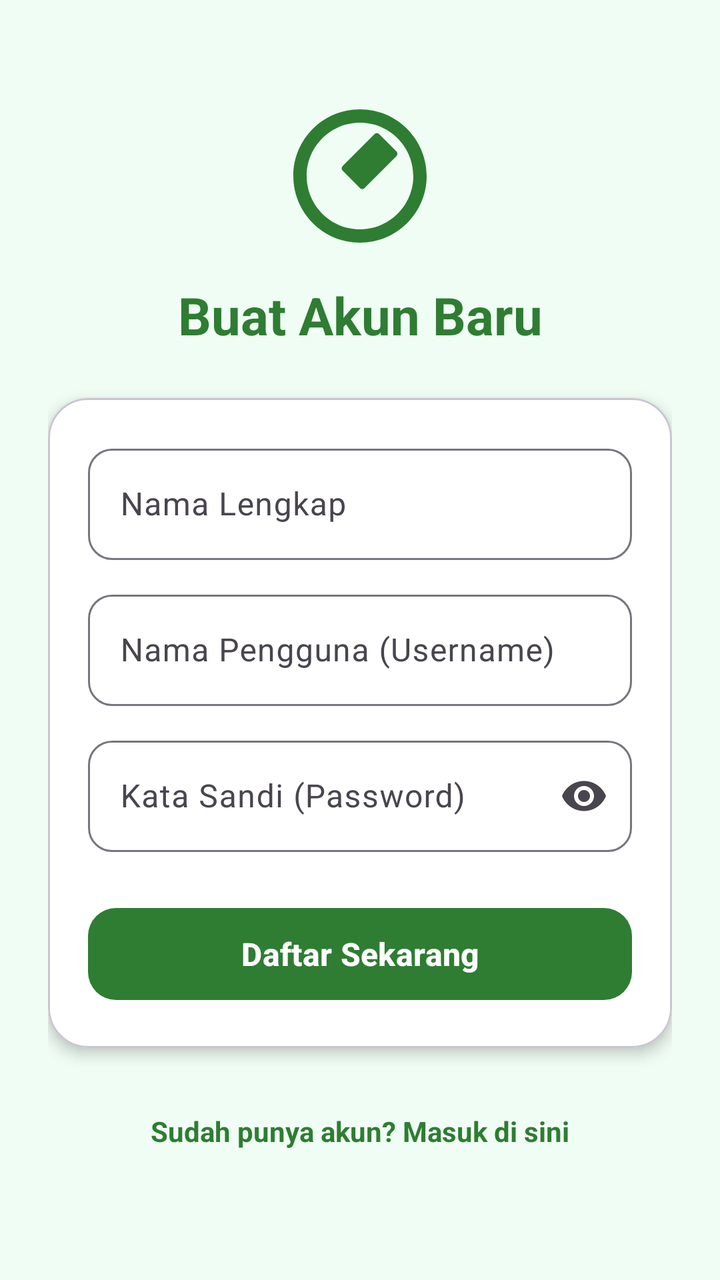
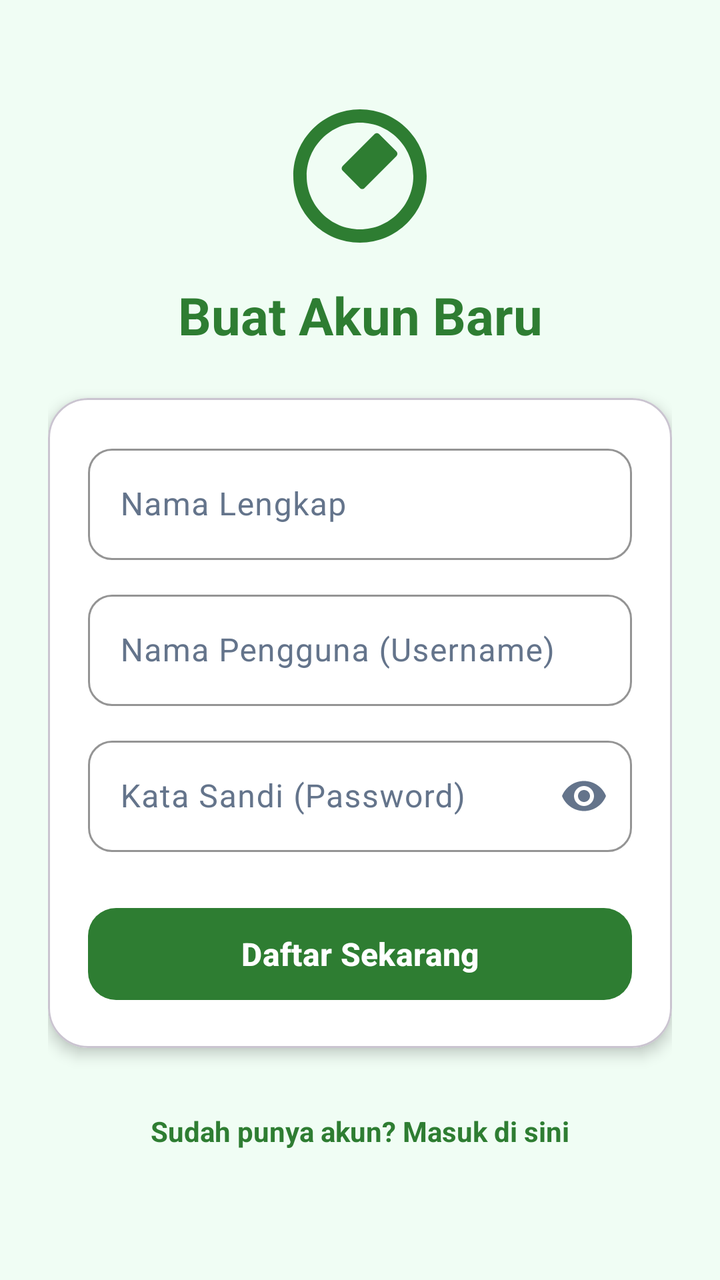

Screens rendered from an Android XML layout before and after an edit, with the pre-edit source and the edit as a unified diff.
<!-- AndroidManifest.xml: application theme Theme.EcoLens -->
<!-- res/layout/fragment_register.xml -->
<?xml version="1.0" encoding="utf-8"?>
<ScrollView xmlns:android="http://schemas.android.com/apk/res/android"
    xmlns:app="http://schemas.android.com/apk/res-auto"
    xmlns:tools="http://schemas.android.com/tools"
    android:layout_width="match_parent"
    android:layout_height="match_parent"
    android:fillViewport="true"
    android:background="@color/bg_light"
    tools:context=".ui.auth.RegisterFragment">

    <androidx.constraintlayout.widget.ConstraintLayout
        android:layout_width="match_parent"
        android:layout_height="wrap_content"
        android:padding="24dp">

        <ImageView
            android:id="@+id/imgLogo"
            android:layout_width="80dp"
            android:layout_height="80dp"
            android:layout_marginTop="24dp"
            android:src="@drawable/ic_nav_scan"
            app:tint="@color/primary"
            app:layout_constraintEnd_toEndOf="parent"
            app:layout_constraintStart_toStartOf="parent"
            app:layout_constraintTop_toTopOf="parent"
            android:contentDescription="@string/app_name" />

        <TextView
            android:id="@+id/tvRegisterHeader"
            android:layout_width="wrap_content"
            android:layout_height="wrap_content"
            android:layout_marginTop="12dp"
            android:text="@string/register_title"
            android:textColor="@color/primary"
            android:textSize="26sp"
            android:textStyle="bold"
            app:layout_constraintEnd_toEndOf="parent"
            app:layout_constraintStart_toStartOf="parent"
            app:layout_constraintTop_toBottomOf="@id/imgLogo" />

        <com.google.android.material.card.MaterialCardView
            android:id="@+id/cardRegister"
            android:layout_width="0dp"
            android:layout_height="wrap_content"
            android:layout_marginTop="24dp"
            app:cardCornerRadius="20dp"
            app:cardElevation="4dp"
            app:cardBackgroundColor="@color/card_surface"
            app:layout_constraintEnd_toEndOf="parent"
            app:layout_constraintStart_toStartOf="parent"
            app:layout_constraintTop_toBottomOf="@id/tvRegisterHeader">

            <LinearLayout
                android:layout_width="match_parent"
                android:layout_height="wrap_content"
                android:orientation="vertical"
                android:padding="20dp">

                <com.google.android.material.textfield.TextInputLayout
                    android:id="@+id/tilFullName"
                    style="@style/Widget.Material3.TextInputLayout.OutlinedBox"
                    android:layout_width="match_parent"
                    android:layout_height="wrap_content"
                    android:hint="@string/full_name_hint"
                    app:boxCornerRadiusBottomEnd="12dp"
                    app:boxCornerRadiusBottomStart="12dp"
                    app:boxCornerRadiusTopEnd="12dp"
                    app:boxCornerRadiusTopStart="12dp">

                    <com.google.android.material.textfield.TextInputEditText
                        android:id="@+id/etFullName"
                        android:layout_width="match_parent"
                        android:layout_height="wrap_content"
                        android:inputType="textPersonName"
                        android:maxLines="1" />
                </com.google.android.material.textfield.TextInputLayout>

                <com.google.android.material.textfield.TextInputLayout
                    android:id="@+id/tilUsername"
                    style="@style/Widget.Material3.TextInputLayout.OutlinedBox"
                    android:layout_width="match_parent"
                    android:layout_height="wrap_content"
                    android:layout_marginTop="12dp"
                    android:hint="@string/username_hint"
                    app:boxCornerRadiusBottomEnd="12dp"
                    app:boxCornerRadiusBottomStart="12dp"
                    app:boxCornerRadiusTopEnd="12dp"
                    app:boxCornerRadiusTopStart="12dp">

                    <com.google.android.material.textfield.TextInputEditText
                        android:id="@+id/etUsername"
                        android:layout_width="match_parent"
                        android:layout_height="wrap_content"
                        android:inputType="text"
                        android:maxLines="1" />
                </com.google.android.material.textfield.TextInputLayout>

                <com.google.android.material.textfield.TextInputLayout
                    android:id="@+id/tilPassword"
                    style="@style/Widget.Material3.TextInputLayout.OutlinedBox"
                    android:layout_width="match_parent"
                    android:layout_height="wrap_content"
                    android:layout_marginTop="12dp"
                    android:hint="@string/password_hint"
                    app:endIconMode="password_toggle"
                    app:boxCornerRadiusBottomEnd="12dp"
                    app:boxCornerRadiusBottomStart="12dp"
                    app:boxCornerRadiusTopEnd="12dp"
                    app:boxCornerRadiusTopStart="12dp">

                    <com.google.android.material.textfield.TextInputEditText
                        android:id="@+id/etPassword"
                        android:layout_width="match_parent"
                        android:layout_height="wrap_content"
                        android:inputType="textPassword"
                        android:maxLines="1" />
                </com.google.android.material.textfield.TextInputLayout>

                <com.google.android.material.button.MaterialButton
                    android:id="@+id/btnRegister"
                    android:layout_width="match_parent"
                    android:layout_height="54dp"
                    android:layout_marginTop="24dp"
                    android:text="@string/btn_register"
                    android:textSize="16sp"
                    android:textStyle="bold"
                    app:cornerRadius="14dp"
                    app:backgroundTint="@color/primary" />

                <ProgressBar
                    android:id="@+id/progressBar"
                    android:layout_width="wrap_content"
                    android:layout_height="wrap_content"
                    android:layout_gravity="center"
                    android:layout_marginTop="12dp"
                    android:visibility="gone" />

            </LinearLayout>
        </com.google.android.material.card.MaterialCardView>

        <TextView
            android:id="@+id/tvToLogin"
            android:layout_width="wrap_content"
            android:layout_height="wrap_content"
            android:layout_marginTop="24dp"
            android:padding="8dp"
            android:text="@string/have_account"
            android:textColor="@color/primary"
            android:textSize="14sp"
            android:textStyle="bold"
            app:layout_constraintEnd_toEndOf="parent"
            app:layout_constraintStart_toStartOf="parent"
            app:layout_constraintTop_toBottomOf="@id/cardRegister" />

    </androidx.constraintlayout.widget.ConstraintLayout>
</ScrollView>
<!-- resources referenced by this layout -->
<resources>
  <color name="bg_light">#F0FDF4</color>
  <color name="card_surface">#FFFFFF</color>
  <color name="primary">#2E7D32</color>
  <!-- drawable ic_nav_scan (drawable) -->
  <vector xmlns:android="http://schemas.android.com/apk/res/android"
      android:width="24dp"
      android:height="24dp"
      android:viewportWidth="24"
      android:viewportHeight="24">
    <path
        android:fillColor="#FF000000"
        android:pathData="M9.4,10.5l4.77,-4.77c0.2,-0.2 0.51,-0.2 0.71,0l2.58,2.58c0.2,0.2 0.2,0.51 0,0.71L12.69,13.8c-0.2,0.2 -0.51,0.2 -0.71,0L9.4,11.21c-0.2,-0.2 -0.2,-0.51 0,-0.71zM12,2C6.48,2 2,6.48 2,12s4.48,10 10,10 10,-4.48 10,-10S17.52,2 12,2zm0,18c-4.41,0 -8,-3.59 -8,-8s3.59,-8 8,-8 8,3.59 8,8 -3.59,8 -8,8z"/>
  </vector>
  <string name="app_name">EcoLens</string>
  <string name="btn_register">Daftar Sekarang</string>
  <string name="full_name_hint">Nama Lengkap</string>
  <string name="have_account">Sudah punya akun? Masuk di sini</string>
  <string name="password_hint">Kata Sandi (Password)</string>
  <string name="register_title">Buat Akun Baru</string>
  <string name="username_hint">Nama Pengguna (Username)</string>
  <style name="Theme.EcoLens" parent="Base.Theme.EcoLens" />
  <style name="Base.Theme.EcoLens" parent="Theme.Material3.DayNight.NoActionBar">
          
          <item name="colorPrimary">@color/primary</item>
          <item name="colorOnPrimary">@color/white</item>
          <item name="colorPrimaryContainer">@color/primary_container</item>
          <item name="colorOnPrimaryContainer">@color/on_primary_container</item>
          <item name="android:statusBarColor">@color/primary_dark</item>
          <item name="android:windowBackground">@color/bg_light</item>
  
          
          <item name="android:windowLightStatusBar">true</item>
  
          
          <item name="android:windowLightNavigationBar" tools:targetApi="O_MR1">true</item>
      </style>
  <color name="white">#FFFFFFFF</color>
  <color name="primary_container">#E8F5E9</color>
  <color name="on_primary_container">#1B5E20</color>
  <color name="primary_dark">#1B5E20</color>
</resources>

<!-- the commit's change to res/layout/fragment_register.xml (unified diff, before → after) -->
@@ -62,6 +62,8 @@
                     android:layout_width="match_parent"
                     android:layout_height="wrap_content"
                     android:hint="@string/full_name_hint"
+                    app:hintTextColor="@color/primary"
+                    app:boxStrokeColor="@color/primary"
                     app:boxCornerRadiusBottomEnd="12dp"
                     app:boxCornerRadiusBottomStart="12dp"
                     app:boxCornerRadiusTopEnd="12dp"
@@ -72,6 +74,9 @@
                         android:layout_width="match_parent"
                         android:layout_height="wrap_content"
                         android:inputType="textPersonName"
+                        android:textColor="@color/text_primary"
+                        android:textColorHint="@color/text_secondary"
+                        android:textSize="16sp"
                         android:maxLines="1" />
                 </com.google.android.material.textfield.TextInputLayout>
 
@@ -82,6 +87,8 @@
                     android:layout_height="wrap_content"
                     android:layout_marginTop="12dp"
                     android:hint="@string/username_hint"
+                    app:hintTextColor="@color/primary"
+                    app:boxStrokeColor="@color/primary"
                     app:boxCornerRadiusBottomEnd="12dp"
                     app:boxCornerRadiusBottomStart="12dp"
                     app:boxCornerRadiusTopEnd="12dp"
@@ -92,6 +99,9 @@
                         android:layout_width="match_parent"
                         android:layout_height="wrap_content"
                         android:inputType="text"
+                        android:textColor="@color/text_primary"
+                        android:textColorHint="@color/text_secondary"
+                        android:textSize="16sp"
                         android:maxLines="1" />
                 </com.google.android.material.textfield.TextInputLayout>
 
@@ -103,6 +113,8 @@
                     android:layout_marginTop="12dp"
                     android:hint="@string/password_hint"
                     app:endIconMode="password_toggle"
+                    app:hintTextColor="@color/primary"
+                    app:boxStrokeColor="@color/primary"
                     app:boxCornerRadiusBottomEnd="12dp"
                     app:boxCornerRadiusBottomStart="12dp"
                     app:boxCornerRadiusTopEnd="12dp"
@@ -113,6 +125,9 @@
                         android:layout_width="match_parent"
                         android:layout_height="wrap_content"
                         android:inputType="textPassword"
+                        android:textColor="@color/text_primary"
+                        android:textColorHint="@color/text_secondary"
+                        android:textSize="16sp"
                         android:maxLines="1" />
                 </com.google.android.material.textfield.TextInputLayout>
 
@@ -133,6 +148,7 @@
                     android:layout_height="wrap_content"
                     android:layout_gravity="center"
                     android:layout_marginTop="12dp"
+                    android:indeterminateTint="@color/primary"
                     android:visibility="gone" />
 
             </LinearLayout>
<!-- resource entries referenced after the edit -->
@@ -3,6 +3,8 @@
   <color name="bg_light">#F0FDF4</color>
   <color name="card_surface">#FFFFFF</color>
   <color name="primary">#2E7D32</color>
+  <color name="text_primary">#0F172A</color>
+  <color name="text_secondary">#64748B</color>
   <!-- drawable ic_nav_scan (drawable) -->
   <vector xmlns:android="http://schemas.android.com/apk/res/android"
       android:width="24dp"
@@ -31,6 +33,20 @@
           <item name="android:windowBackground">@color/bg_light</item>
   
           
+          <item name="android:textColorPrimary">@color/text_primary</item>
+          <item name="android:textColorSecondary">@color/text_secondary</item>
+          <item name="android:textColorHint">@color/text_secondary</item>
+          <item name="android:editTextColor">@color/text_primary</item>
+          <item name="colorOnSurface">@color/text_primary</item>
+          <item name="colorOnSurfaceVariant">@color/text_secondary</item>
+  
+          
+          <item name="android:indeterminateTint">@color/primary</item>
+          <item name="colorSecondary">@color/primary</item>
+          <item name="colorControlActivated">@color/primary</item>
+          <item name="colorControlNormal">@color/text_secondary</item>
+  
+          
           <item name="android:windowLightStatusBar">true</item>
   
           
